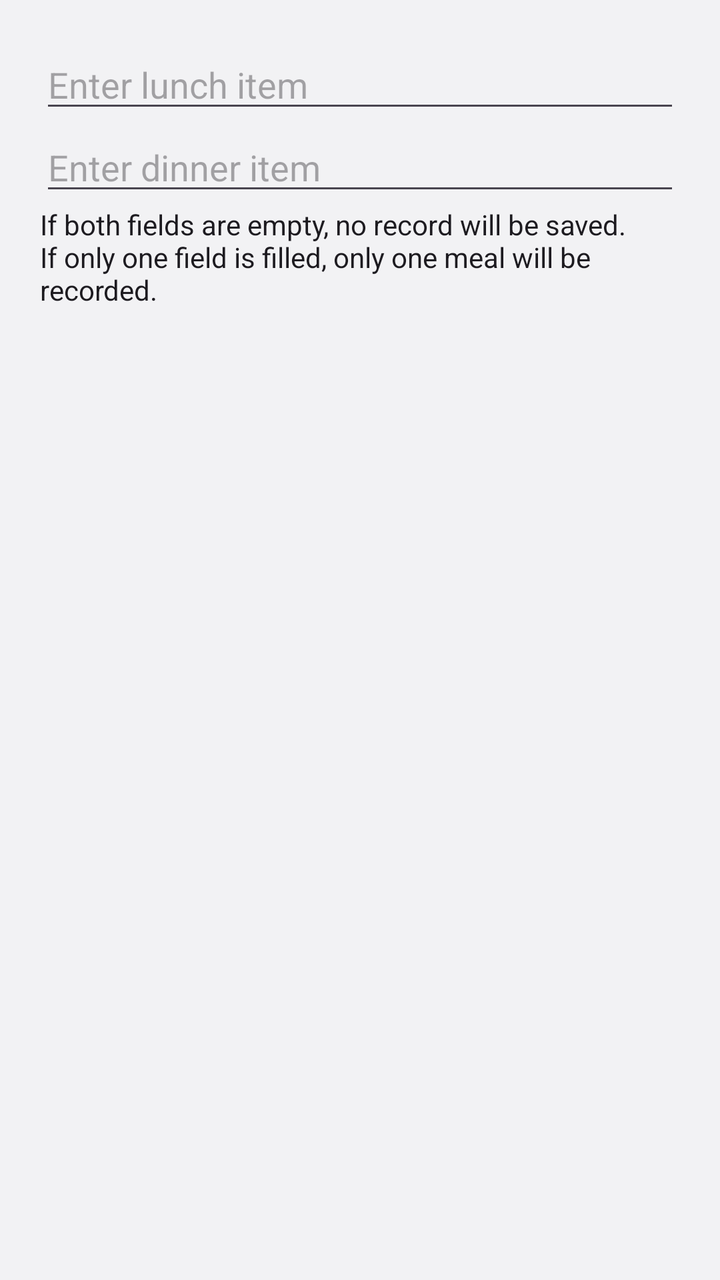
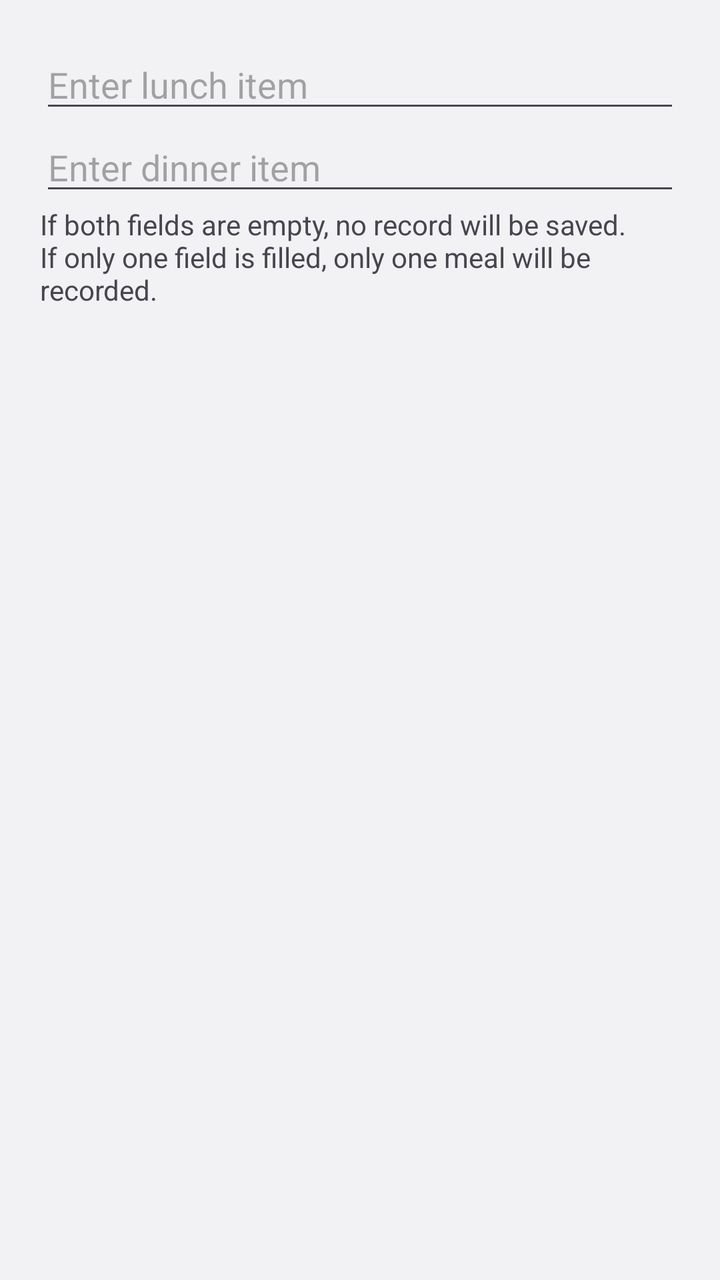

Screens rendered from an Android XML layout before and after an edit, with the pre-edit source and the edit as a unified diff.
<!-- AndroidManifest.xml: application theme Theme.TodayToEat -->
<!-- res/layout/history_dialog.xml -->
<?xml version="1.0" encoding="utf-8"?>
<LinearLayout xmlns:android="http://schemas.android.com/apk/res/android"
    android:orientation="vertical"
    android:layout_width="match_parent"
    android:layout_height="match_parent"
    android:padding="20sp">
    
    <EditText
        android:id="@+id/et_input_am_eat"
        android:layout_width="match_parent"
        android:layout_height="wrap_content"
        android:hint="@string/history_change_am"
        android:inputType="text"/>

    <EditText
        android:id="@+id/et_input_pm_eat"
        android:layout_width="match_parent"
        android:layout_height="wrap_content"
        android:hint="@string/history_change_pm"
        android:inputType="text"/>

    <TextView
        android:layout_width="match_parent"
        android:layout_height="wrap_content"
        android:text="@string/history_change_notice"
        android:textColor="?attr/colorOnSurface"/>

</LinearLayout>
<!-- resources referenced by this layout -->
<resources>
  <string name="history_change_am">Enter lunch item</string>
  <string name="history_change_notice">If both fields are empty, no record will be saved. If only one field is filled, only one meal will be recorded.</string>
  <string name="history_change_pm">Enter dinner item</string>
  <style name="Theme.TodayToEat" parent="Theme.Material3.DayNight.NoActionBar">
          <item name="windowNoTitle">true</item>
          <item name="windowActionBar">false</item>
  
          <item name="android:navigationBarColor">@android:color/transparent</item>
          <item name="android:statusBarColor">@android:color/transparent</item>
          <item name="android:windowLightStatusBar">true</item>
  
          <item name="colorPrimary">@color/white</item>
          <item name="colorOnPrimary">@color/black</item>
          <item name="colorPrimaryVariant">@color/middleGray</item>
          <item name="colorPrimaryContainer">@color/gray</item>
  
          <item name="android:windowBackground">@color/gray</item>
  
          <item name="materialAlertDialogTheme">@style/MyAlertDialog.Light</item>
  
          <item name="colorSurface">@color/white</item>
          <item name="colorOutline">@color/transparent</item>
  
          <item name="radioButtonStyle">@style/Widget.TodayToEat.RadioButton</item>
  
          <item name="itemBackground">@color/transparent</item>
      </style>
  <color name="white">#FFFFFFFF</color>
  <color name="black">#FF000000</color>
  <color name="middleGray">#E7E6E9</color>
  <color name="gray">#F2F2F4</color>
  <style name="MyAlertDialog.Light" parent="ThemeOverlay.Material3.MaterialAlertDialog">
          <item name="colorPrimary">@color/title_color</item>
          <item name="android:textColor">@color/title_color</item>
      </style>
  <color name="transparent">#00ffffff</color>
  <style name="Widget.TodayToEat.RadioButton" parent="Widget.Material3.CompoundButton.RadioButton">
          <item name="buttonTint">@color/radio_button_tint</item>
      </style>
  <color name="title_color">#000000</color>
</resources>

<!-- the commit's change to res/layout/history_dialog.xml (unified diff, before → after) -->
@@ -22,7 +22,6 @@
     <TextView
         android:layout_width="match_parent"
         android:layout_height="wrap_content"
-        android:text="@string/history_change_notice"
-        android:textColor="?attr/colorOnSurface"/>
+        android:text="@string/history_change_notice"/>
 
 </LinearLayout>
